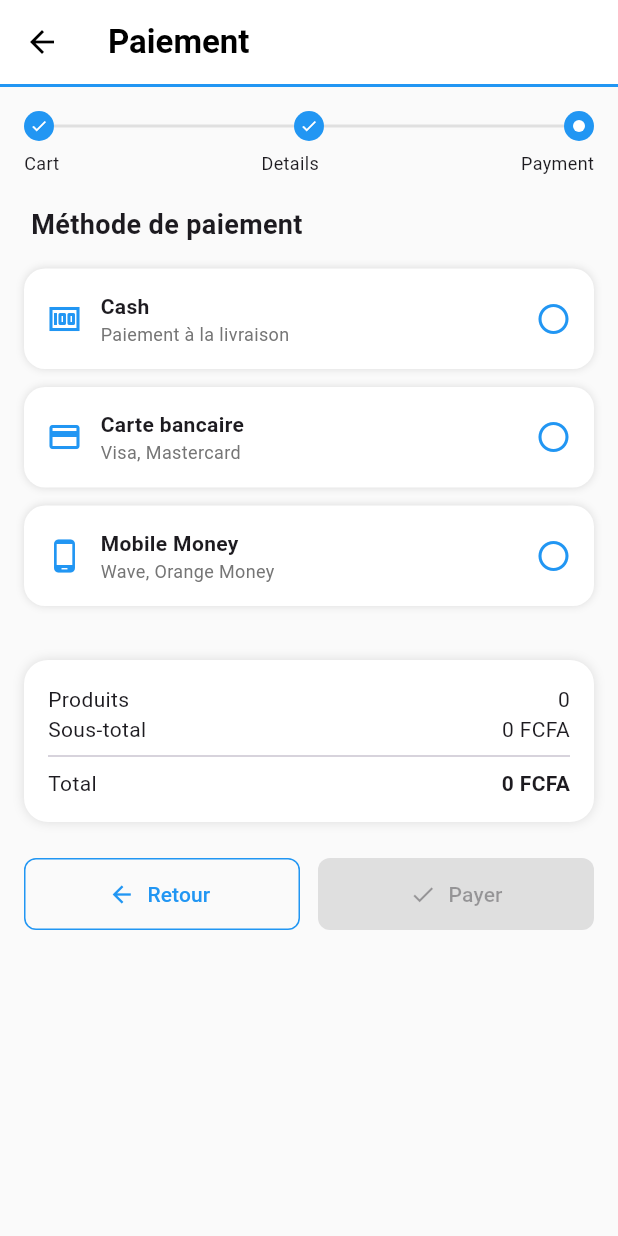
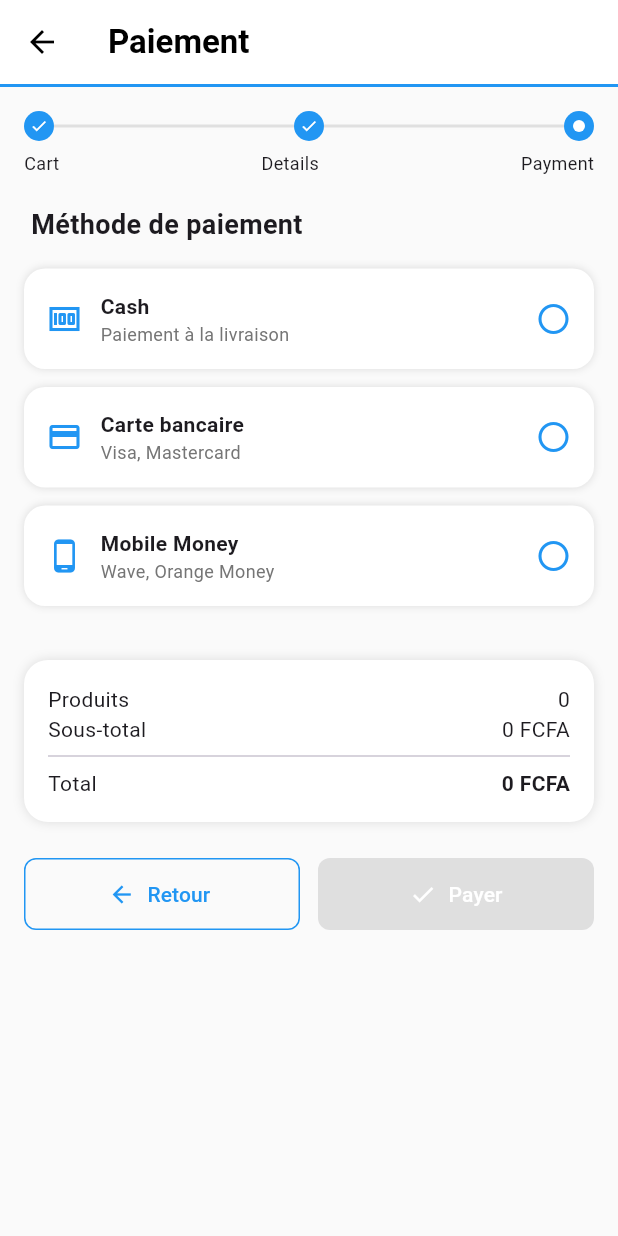
Before and after one commit to bibsbadji/appli_mobile, a Flutter app: the PaymentPage screen opened directly, on a phone screen of 412 x 824 dp. Run offline on Flutter 3.47's test engine with Material 3 defaults, Android fonts, the phone set to English and light mode, and no system bars.

Commit message:
final commit

```diff
--- a/lib/src/ui/screens/supply/payment_page.dart
+++ b/lib/src/ui/screens/supply/payment_page.dart
@@ -123,8 +123,8 @@ class _PaymentPageState extends State<PaymentPage> {
                     child: ElevatedButton.icon(
                       onPressed:
                       selectedMethod == null ? null : _validateAndPay,
-                      icon: const Icon(Icons.check),
-                      label: const Text('Payer'),
+                      icon: const Icon(Icons.check, color: Colors.white,),
+                      label: const Text('Payer', style: TextStyle(color: Colors.white),),
                       style: ElevatedButton.styleFrom(
                         backgroundColor: Colors.blue,
                         padding: const EdgeInsets.symmetric(vertical: 14),
```
